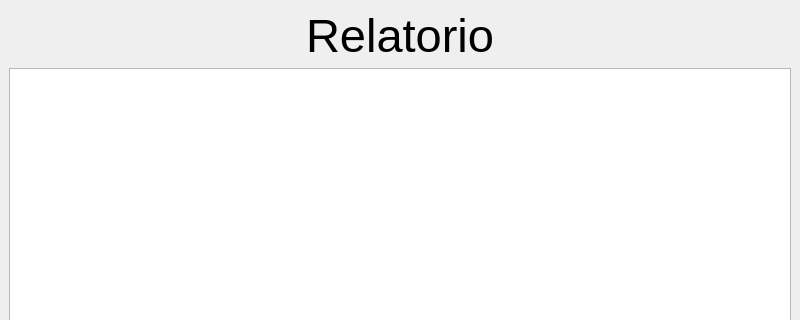
Before: the Qt Designer form qt6/src/exiberelatorio.ui in lamarckf/cuidesys, drawn with Qt 5; both pictures show x 0 to 800 and y 0 to 320 of the 800 by 600 pixel window.
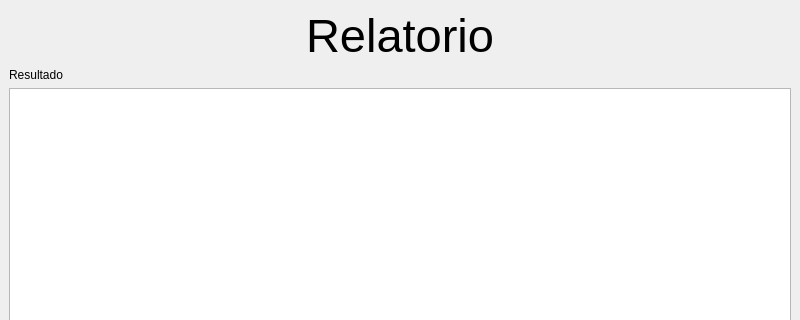
After: the same form once the commit is applied.

Diff of the .ui file:
```diff
--- a/qt6/src/exiberelatorio.ui
+++ b/qt6/src/exiberelatorio.ui
@@ -31,9 +31,16 @@
      </widget>
     </item>
     <item row="1" column="0">
-     <widget class="QTableWidget" name="tableWidget"/>
+     <widget class="QLabel" name="resultLabel">
+      <property name="text">
+       <string>Resultado</string>
+      </property>
+     </widget>
     </item>
     <item row="2" column="0">
+     <widget class="QTableWidget" name="tableWidget"/>
+    </item>
+    <item row="3" column="0">
      <widget class="QPushButton" name="bt_voltar">
       <property name="text">
        <string>Voltar</string>
```
